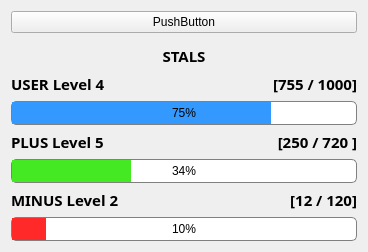
First picture: the form in GitRPG/mainwindow.ui, repository Stals/Git-Rpg, before the edit.
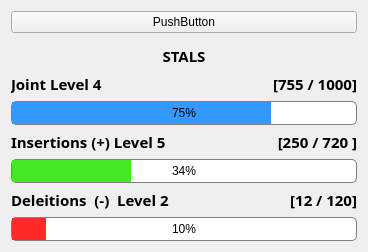
Second picture: the form after the edit.

Diff of the .ui file:
```diff
--- a/GitRPG/mainwindow.ui
+++ b/GitRPG/mainwindow.ui
@@ -67,7 +67,7 @@
            </font>
           </property>
           <property name="text">
-           <string>USER Level 4</string>
+           <string>Joint Level 4</string>
           </property>
           <property name="alignment">
            <set>Qt::AlignLeading|Qt::AlignLeft|Qt::AlignVCenter</set>
@@ -107,7 +107,7 @@
            </font>
           </property>
           <property name="text">
-           <string>PLUS Level 5</string>
+           <string>Insertions (+) Level 5</string>
           </property>
          </widget>
         </item>
@@ -144,7 +144,7 @@
            </font>
           </property>
           <property name="text">
-           <string>MINUS Level 2</string>
+           <string>Deleitions  (-)  Level 2</string>
           </property>
          </widget>
         </item>
```
